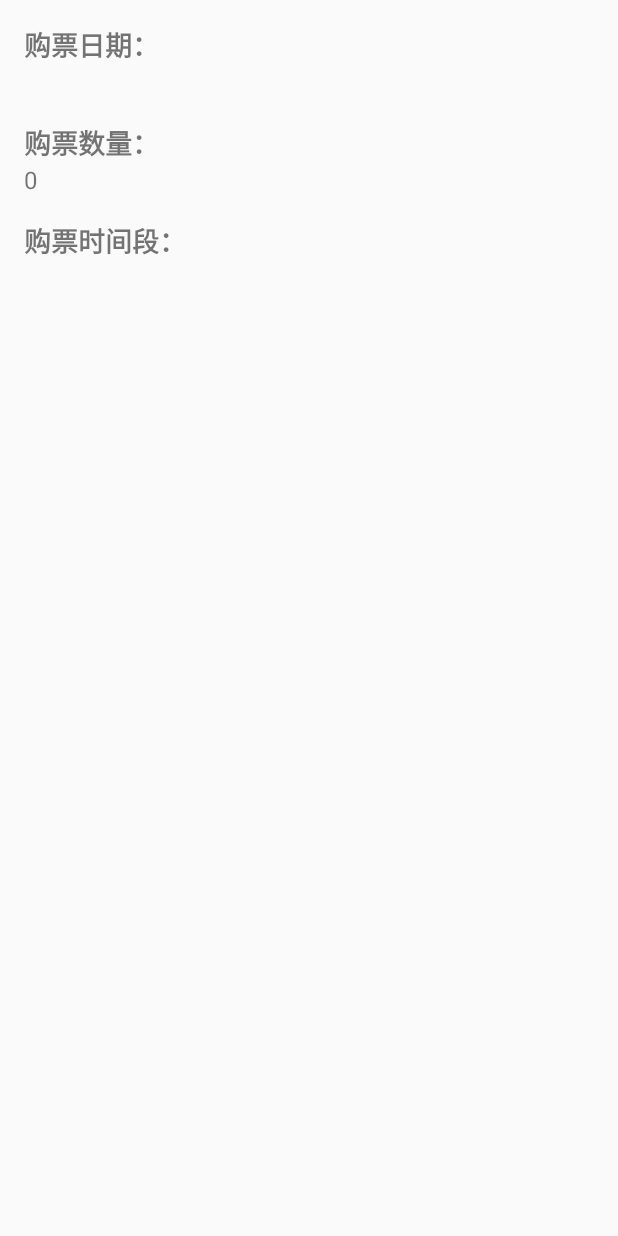
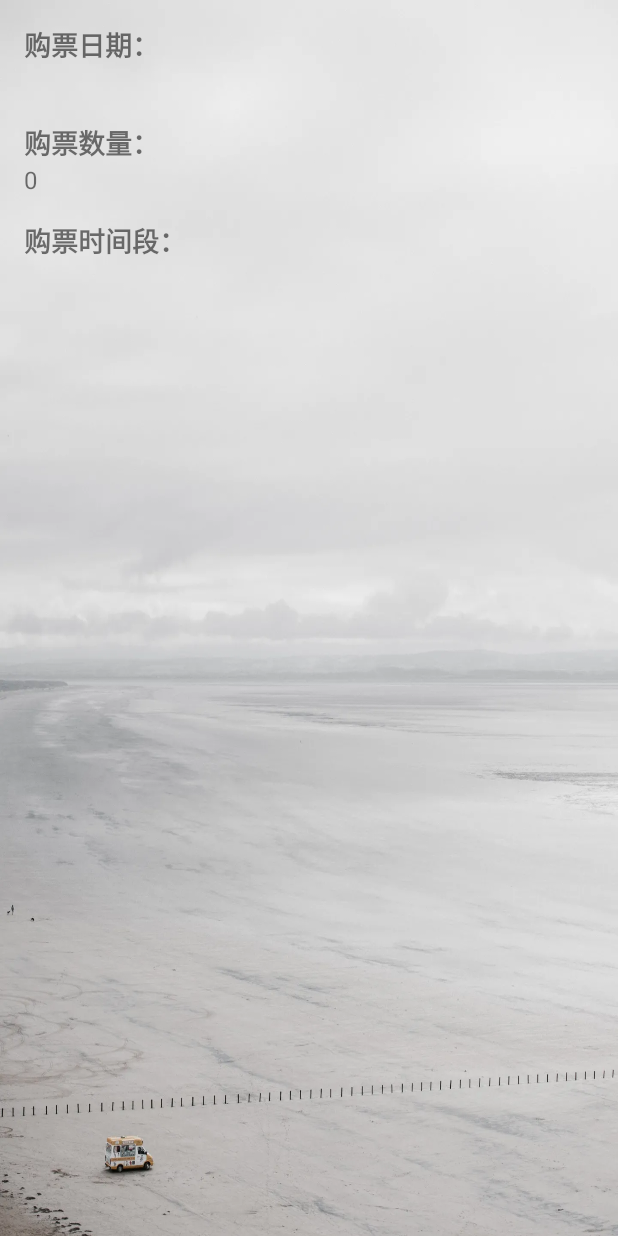
Before and after one commit to H-Bole/andriod-studio_work, an Android app: the User_OrderActivity screen opened directly, with no data from a screen before it, on a phone screen of 412 x 824 dp. Run offline under Robolectric (Android 15) with nearby library versions, the light colour scheme and no system bars.

Commit message:
优化重构代码

```diff
--- a/app/src/main/java/com/example/app_huangbowei/User_LoginActivity.java
+++ b/app/src/main/java/com/example/app_huangbowei/User_LoginActivity.java
@@ -21,7 +21,7 @@ public class User_LoginActivity extends AppCompatActivity {
     @Override
     protected void onCreate(Bundle savedInstanceState) {
         super.onCreate(savedInstanceState);
-        setContentView(R.layout.activity_login);
+        setContentView(R.layout.user_login);
         getSupportActionBar().hide();
 
         accountEditText = findViewById(R.id.account_edittext);
--- a/app/src/main/java/com/example/app_huangbowei/User_OrderActivity.java
+++ b/app/src/main/java/com/example/app_huangbowei/User_OrderActivity.java
@@ -11,7 +11,7 @@ public class User_OrderActivity extends AppCompatActivity {
     @Override
     protected void onCreate(Bundle savedInstanceState) {
         super.onCreate(savedInstanceState);
-        setContentView(R.layout.activity_my_order);
+        setContentView(R.layout.user_order);
         getSupportActionBar().hide();
 
         // 读取SharedPreferences中保存的购票信息
--- a/app/src/main/java/com/example/app_huangbowei/User_RegisterActivity.java
+++ b/app/src/main/java/com/example/app_huangbowei/User_RegisterActivity.java
@@ -10,8 +10,6 @@ import android.widget.Button;
 import android.widget.CheckBox;
 import android.widget.DatePicker;
 import android.widget.EditText;
-import android.widget.RadioButton;
-import android.widget.RadioGroup;
 import android.widget.TextView;
 import android.widget.Toast;
 
@@ -34,7 +32,7 @@ public class User_RegisterActivity extends AppCompatActivity {
     @Override
     protected void onCreate(Bundle savedInstanceState) {
         super.onCreate(savedInstanceState);
-        setContentView(R.layout.activity_register);
+        setContentView(R.layout.user_register);
         getSupportActionBar().hide();
 
         // 初始化控件
--- a/app/src/main/res/layout/fragment_acticity.xml
+++ b/app/src/main/res/layout/fragment_acticity.xml
@@ -4,7 +4,7 @@
     xmlns:tools="http://schemas.android.com/tools"
     android:layout_width="match_parent"
     android:layout_height="match_parent"
-    android:background="@drawable/fg1">
+    android:background="@drawable/bg1">
 
     <ScrollView
         android:layout_width="match_parent"
--- a/app/src/main/res/layout/fragment_simpknow.xml
+++ b/app/src/main/res/layout/fragment_simpknow.xml
@@ -4,7 +4,7 @@
     android:layout_width="match_parent"
     android:layout_height="match_parent"
     xmlns:app="http://schemas.android.com/apk/res-auto"
-    android:background="@drawable/fg2">
+    android:background="@drawable/bg2">
 
     <ScrollView
         android:layout_width="match_parent"
--- a/app/src/main/res/layout/fragment_summarize.xml
+++ b/app/src/main/res/layout/fragment_summarize.xml
@@ -4,7 +4,7 @@
     xmlns:tools="http://schemas.android.com/tools"
     android:layout_width="match_parent"
     android:layout_height="match_parent"
-    android:background="@drawable/fg1">
+    android:background="@drawable/bg1">
 
     <ScrollView
         android:layout_width="match_parent"
--- a/app/src/main/res/layout/fragment_ticket.xml
+++ b/app/src/main/res/layout/fragment_ticket.xml
@@ -3,7 +3,7 @@
     xmlns:app="http://schemas.android.com/apk/res-auto"
     android:layout_width="match_parent"
     android:layout_height="match_parent"
-    android:background="@drawable/fg2">
+    android:background="@drawable/bg2">
 
     <LinearLayout
         android:layout_width="match_parent"
--- a/app/src/main/res/layout/fragment_user_center.xml
+++ b/app/src/main/res/layout/fragment_user_center.xml
@@ -2,10 +2,10 @@
 <androidx.constraintlayout.widget.ConstraintLayout xmlns:android="http://schemas.android.com/apk/res/android"
     xmlns:app="http://schemas.android.com/apk/res-auto"
     xmlns:tools="http://schemas.android.com/tools"
-    android:id="@+id/second_program_layout"
+    android:id="@+id/user_layout"
     android:layout_width="match_parent"
     android:layout_height="match_parent"
-    android:background="@drawable/second_home"
+    android:background="@drawable/user_bg"
     android:orientation="vertical">
 
     <TextView
--- a/app/src/main/res/layout/activity_login.xml
+++ b/app/src/main/res/layout/user_login.xml
@@ -3,7 +3,7 @@
     xmlns:tools="http://schemas.android.com/tools"
     android:layout_width="match_parent"
     android:layout_height="match_parent"
-    android:background="@drawable/fg1"
+    android:background="@drawable/bg1"
     android:orientation="vertical">
 
     <EditText
--- a/app/src/main/res/layout/activity_my_order.xml
+++ b/app/src/main/res/layout/user_order.xml
@@ -1,48 +1,49 @@
 <LinearLayout xmlns:android="http://schemas.android.com/apk/res/android"
     android:layout_width="match_parent"
     android:layout_height="match_parent"
+    android:background="@drawable/user_order"
     android:orientation="vertical"
     android:padding="16dp">
 
     <TextView
+        android:layout_width="wrap_content"
+        android:layout_height="wrap_content"
         android:text="购票日期："
         android:textSize="18sp"
-        android:textStyle="bold"
-        android:layout_width="wrap_content"
-        android:layout_height="wrap_content" />
+        android:textStyle="bold" />
 
     <TextView
         android:id="@+id/tv_date"
-        android:textSize="16sp"
         android:layout_width="wrap_content"
-        android:layout_height="wrap_content" />
+        android:layout_height="wrap_content"
+        android:textSize="16sp" />
 
     <TextView
+        android:layout_width="wrap_content"
+        android:layout_height="wrap_content"
+        android:layout_marginTop="16dp"
         android:text="购票数量："
         android:textSize="18sp"
-        android:textStyle="bold"
-        android:layout_marginTop="16dp"
-        android:layout_width="wrap_content"
-        android:layout_height="wrap_content" />
+        android:textStyle="bold" />
 
     <TextView
         android:id="@+id/tv_quantity"
-        android:textSize="16sp"
         android:layout_width="wrap_content"
-        android:layout_height="wrap_content" />
+        android:layout_height="wrap_content"
+        android:textSize="16sp" />
 
     <TextView
+        android:layout_width="wrap_content"
+        android:layout_height="wrap_content"
+        android:layout_marginTop="16dp"
         android:text="购票时间段："
         android:textSize="18sp"
-        android:textStyle="bold"
-        android:layout_marginTop="16dp"
-        android:layout_width="wrap_content"
-        android:layout_height="wrap_content" />
+        android:textStyle="bold" />
 
     <TextView
         android:id="@+id/tv_time_slot"
-        android:textSize="16sp"
         android:layout_width="wrap_content"
-        android:layout_height="wrap_content" />
+        android:layout_height="wrap_content"
+        android:textSize="16sp" />
 
 </LinearLayout>
--- a/app/src/main/res/layout/activity_register.xml
+++ b/app/src/main/res/layout/user_register.xml
@@ -3,7 +3,7 @@
     xmlns:tools="http://schemas.android.com/tools"
     android:layout_width="match_parent"
     android:layout_height="match_parent"
-    android:background="@drawable/fg1"
+    android:background="@drawable/bg1"
     android:orientation="vertical">
 
     <ScrollView
```
Also changed, not shown: app/src/main/res/drawable/bg1.jpg (renamed from app/src/main/res/drawable/fg1.jpg), app/src/main/res/drawable/bg2.jpg (renamed from app/src/main/res/drawable/fg2.jpg), app/src/main/res/drawable/user_bg.jpg (renamed from app/src/main/res/drawable/second_home.jpg), app/src/main/res/drawable/user_order.jpg (added).
